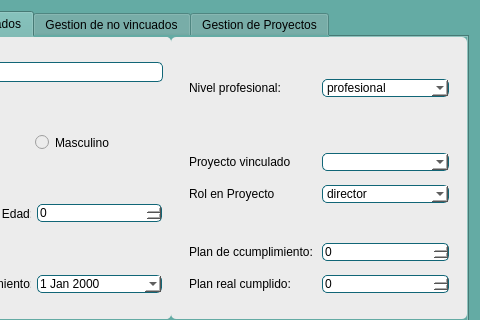
Qt form Sistema de nominas/Vista/UI/gestionar.ui (Reynier2020/Sistema_nominas) before a commit; both pictures show x 120 to 600 and y 0 to 320 of the 600 by 600 pixel window.
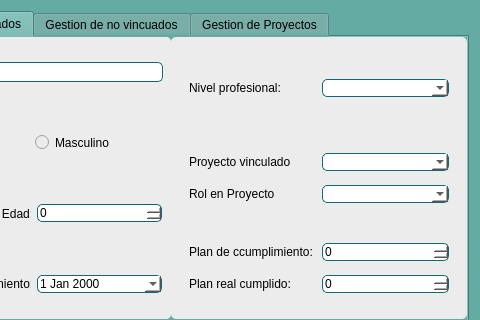
The same form after that commit. The open tabs and pages were chosen to show the change.

```diff
--- a/Sistema de nominas/Vista/UI/gestionar.ui
+++ b/Sistema de nominas/Vista/UI/gestionar.ui
@@ -311,6 +311,11 @@
                   <property name="styleSheet">
                    <string notr="true">background-color: rgb(255, 255, 255);</string>
                   </property>
+                  <item>
+                   <property name="text">
+                    <string/>
+                   </property>
+                  </item>
                   <item>
                    <property name="text">
                     <string>profesional</string>
@@ -378,6 +383,11 @@
                     <property name="styleSheet">
                      <string notr="true">background-color: rgb(255, 255, 255);</string>
                     </property>
+                    <item>
+                     <property name="text">
+                      <string/>
+                     </property>
+                    </item>
                     <item>
                      <property name="text">
                       <string>director</string>
```
Left out of the diff: 32 changed lines with no effect on the pictures.
